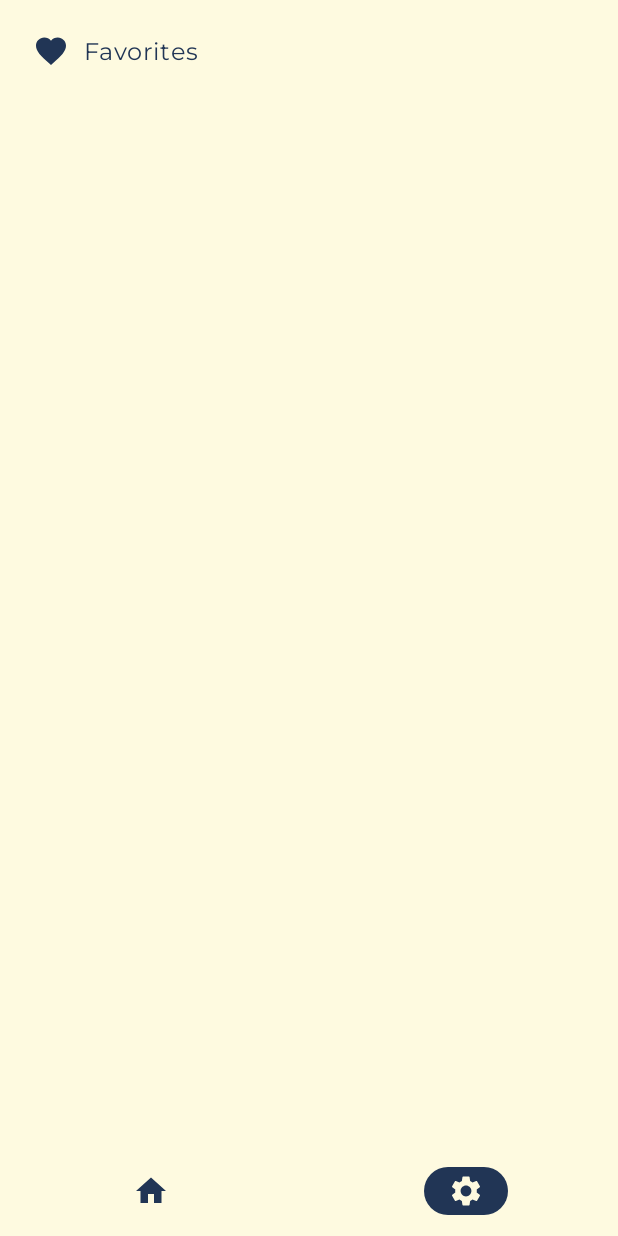
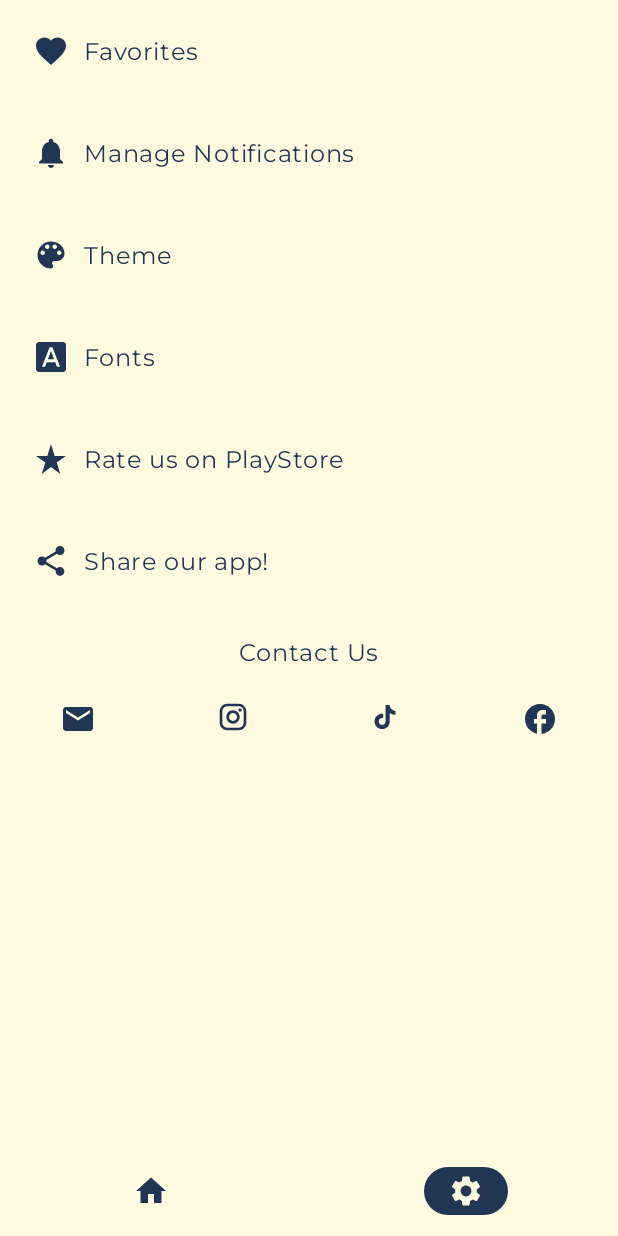
Before and after one commit to kelvin-ngure/Motivation, an Android app built with Jetpack Compose: the screen it shows after launch (MainActivity), item 2 of the bottom bar chosen, on a phone screen of 412 x 824 dp. Run offline under Robolectric (Android 15) with nearby library versions, the phone set to English and light mode, and no system bars; our stand-ins replace Dagger/Hilt's generated code, Room's generated code.

Commit message:
v1.0.1 base

```diff
--- a/app/src/main/java/com/happymeerkat/motivated/ui/views/settings/Settings.kt
+++ b/app/src/main/java/com/happymeerkat/motivated/ui/views/settings/Settings.kt
@@ -11,9 +11,14 @@ import androidx.compose.foundation.layout.padding
 import androidx.compose.foundation.layout.size
 import androidx.compose.foundation.layout.width
 import androidx.compose.material.icons.Icons
+import androidx.compose.material.icons.filled.ColorLens
 import androidx.compose.material.icons.filled.Email
 import androidx.compose.material.icons.filled.Facebook
 import androidx.compose.material.icons.filled.Favorite
+import androidx.compose.material.icons.filled.FontDownload
+import androidx.compose.material.icons.filled.Notifications
+import androidx.compose.material.icons.filled.Share
+import androidx.compose.material.icons.filled.StarRate
 import androidx.compose.material3.Icon
 import androidx.compose.material3.MaterialTheme
 import androidx.compose.material3.Text
@@ -35,28 +40,28 @@ fun Settings(
         modifier = modifier
     ) {
         SettingsButton(icon = Icons.Default.Favorite, title = "Favorites", onClick = {goToFavorites()})
-        // TODO: remove after publishing version 1
-//        SettingsButton(title = "Manage Notifications", onClick = {})
-//        SettingsButton(title = "Theme", onClick = {})
-//        SettingsButton(title = "Fonts", onClick = {})
-//        SettingsButton(title = "Rate us on PlayStore", onClick = {})
-//        SettingsButton(title = "Share our app!", onClick = {})
-//        Column(
-//            modifier = Modifier.fillMaxWidth(),
-//            horizontalAlignment = Alignment.CenterHorizontally
-//        ) {
-//            Text(text = "Contact Us")
-//            Spacer(modifier = Modifier.height(10.dp))
-//            Row(
-//                modifier = Modifier.fillMaxWidth(),
-//                horizontalArrangement = Arrangement.SpaceAround
-//            ) {
-//                Icon(imageVector = Icons.Default.Email, contentDescription = "email")
-//                Icon(modifier = Modifier.size(21.dp),painter = painterResource(id = R.drawable.instagram), contentDescription = "instagram")
-//                Icon(modifier = Modifier.size(21.dp),painter = painterResource(id = R.drawable.tiktok), contentDescription = "tiktok")
-//                Icon(imageVector = Icons.Default.Facebook, contentDescription = "facebook")
-//            }
-//        }
+        SettingsButton(title = "Manage Notifications", onClick = {}, icon = Icons.Default.Notifications)
+        SettingsButton(title = "Theme", onClick = {}, icon = Icons.Default.ColorLens)
+        SettingsButton(title = "Fonts", onClick = {}, icon = Icons.Default.FontDownload)
+        SettingsButton(title = "Rate us on PlayStore", onClick = {}, icon = Icons.Default.StarRate)
+        SettingsButton(title = "Share our app!", onClick = {}, icon = Icons.Default.Share)
+        Spacer(modifier = Modifier.height(15.dp))
+        Column(
+            modifier = Modifier.fillMaxWidth(),
+            horizontalAlignment = Alignment.CenterHorizontally
+        ) {
+            Text(text = "Contact Us")
+            Spacer(modifier = Modifier.height(20.dp))
+            Row(
+                modifier = Modifier.fillMaxWidth(),
+                horizontalArrangement = Arrangement.SpaceAround
+            ) {
+                Icon(imageVector = Icons.Default.Email, contentDescription = "email")
+                Icon(modifier = Modifier.size(21.dp),painter = painterResource(id = R.drawable.instagram), contentDescription = "instagram")
+                Icon(modifier = Modifier.size(21.dp),painter = painterResource(id = R.drawable.tiktok), contentDescription = "tiktok")
+                Icon(imageVector = Icons.Default.Facebook, contentDescription = "facebook")
+            }
+        }
 
     }
 }
```
Also changed, not shown: app/src/main/java/com/happymeerkat/motivated/di/AppModule.kt (+0 -9 lines), 1 other file.
